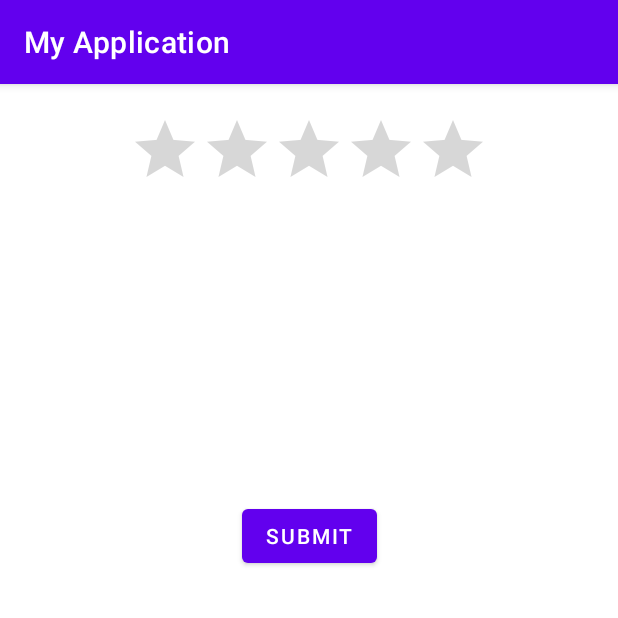
After one commit to rajesh-pujari-improve10x/Android-Widgets, an Android app: the RatingBarActivity screen opened directly, with no data from a screen before it, on a phone screen of 412 x 824 dp, the top half of it. The commit adds this screen. Run offline under Robolectric (Android 15) with nearby library versions, the phone set to English and light mode, and no system bars.

Commit message:
Created RatingBarActivity to implemented the Functionality

```diff
--- /dev/null
+++ b/app/src/main/java/com/improve10x/myapplication/RatingBarActivity.java
@@ -0,0 +1,28 @@
+package com.improve10x.myapplication;
+
+import androidx.appcompat.app.AppCompatActivity;
+
+import android.os.Bundle;
+import android.widget.Toast;
+
+import com.improve10x.myapplication.databinding.ActivityRatingBarBinding;
+
+public class RatingBarActivity extends AppCompatActivity {
+
+    private ActivityRatingBarBinding binding;
+
+    @Override
+    protected void onCreate(Bundle savedInstanceState) {
+        super.onCreate(savedInstanceState);
+        binding = ActivityRatingBarBinding.inflate(getLayoutInflater());
+        setContentView(binding.getRoot());
+        handleSubmit();
+    }
+
+    private void handleSubmit() {
+        binding.submitBtn.setOnClickListener(view -> {
+            String rating = String.valueOf(binding.ratingBar.getRating());
+            Toast.makeText(this, rating, Toast.LENGTH_SHORT).show();
+        });
+    }
+}
--- /dev/null
+++ b/app/src/main/res/layout/activity_rating_bar.xml
@@ -0,0 +1,27 @@
+<?xml version="1.0" encoding="utf-8"?>
+<androidx.constraintlayout.widget.ConstraintLayout xmlns:android="http://schemas.android.com/apk/res/android"
+    xmlns:app="http://schemas.android.com/apk/res-auto"
+    xmlns:tools="http://schemas.android.com/tools"
+    android:layout_width="match_parent"
+    android:layout_height="match_parent"
+    tools:context=".RatingBarActivity">
+
+    <RatingBar
+        android:id="@+id/rating_bar"
+        android:layout_width="wrap_content"
+        android:layout_height="wrap_content"
+        android:layout_marginTop="20dp"
+        app:layout_constraintEnd_toEndOf="parent"
+        app:layout_constraintStart_toStartOf="parent"
+        app:layout_constraintTop_toTopOf="parent" />
+
+    <Button
+        android:id="@+id/submit_btn"
+        android:layout_width="wrap_content"
+        android:layout_height="wrap_content"
+        android:layout_marginTop="200dp"
+        android:text="Submit"
+        app:layout_constraintEnd_toEndOf="@+id/rating_bar"
+        app:layout_constraintStart_toStartOf="@+id/rating_bar"
+        app:layout_constraintTop_toBottomOf="@+id/rating_bar" />
+</androidx.constraintlayout.widget.ConstraintLayout>
```
Also changed, not shown: app/src/main/AndroidManifest.xml (+7 -0 lines), app/src/main/java/com/improve10x/myapplication/MainActivity.java (+8 -0 lines), app/src/main/res/layout/activity_main.xml (+10 -0 lines).
